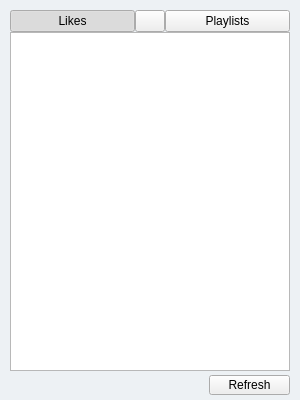
Above: mainwindow.ui from flxw/scplay before the change. Below: the same form after it.
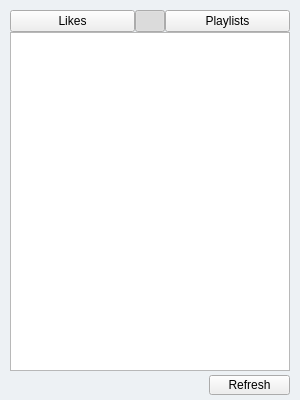
That is the form after the change. Icons and pictures are not drawn. Custom widgets are drawn as their Qt base class.

Commit message: Move Sound data models and View into their own class

```diff
--- a/mainwindow.ui
+++ b/mainwindow.ui
@@ -140,9 +140,6 @@
        <property name="checkable">
         <bool>true</bool>
        </property>
-       <property name="checked">
-        <bool>true</bool>
-       </property>
        <property name="autoExclusive">
         <bool>true</bool>
        </property>
@@ -175,6 +172,9 @@
        <property name="checkable">
         <bool>true</bool>
        </property>
+       <property name="checked">
+        <bool>true</bool>
+       </property>
        <property name="autoExclusive">
         <bool>true</bool>
        </property>
@@ -221,6 +221,11 @@
    <header>playerwidget.h</header>
    <container>1</container>
   </customwidget>
+  <customwidget>
+   <class>SoundListView</class>
+   <extends>QListView</extends>
+   <header>soundlistview.h</header>
+  </customwidget>
  </customwidgets>
  <resources>
   <include location="resources.qrc"/>
```
Left out of the diff: 2 changed lines with no effect on the pictures. The commit also changes 6 other files.
